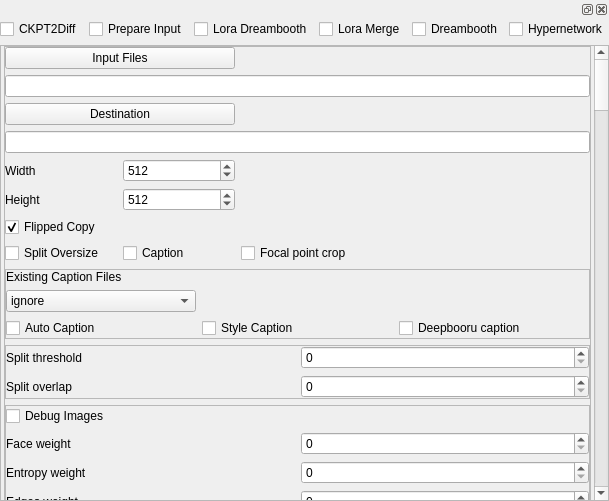
Qt form plugins/training/training.ui (XmYx/ainodes-pyside) before a commit.
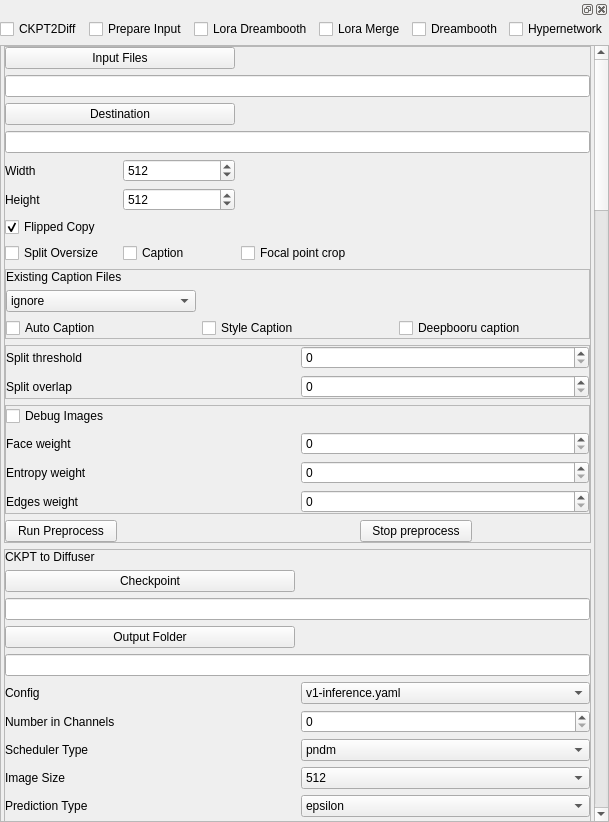
The same form after that commit.

Patch:
```diff
--- a/plugins/training/training.ui
+++ b/plugins/training/training.ui
@@ -7,7 +7,7 @@
     <x>0</x>
     <y>0</y>
     <width>601</width>
-    <height>501</height>
+    <height>822</height>
    </rect>
   </property>
   <property name="windowTitle">
```
Left out of the diff: 5 changed lines with no effect on the pictures.
